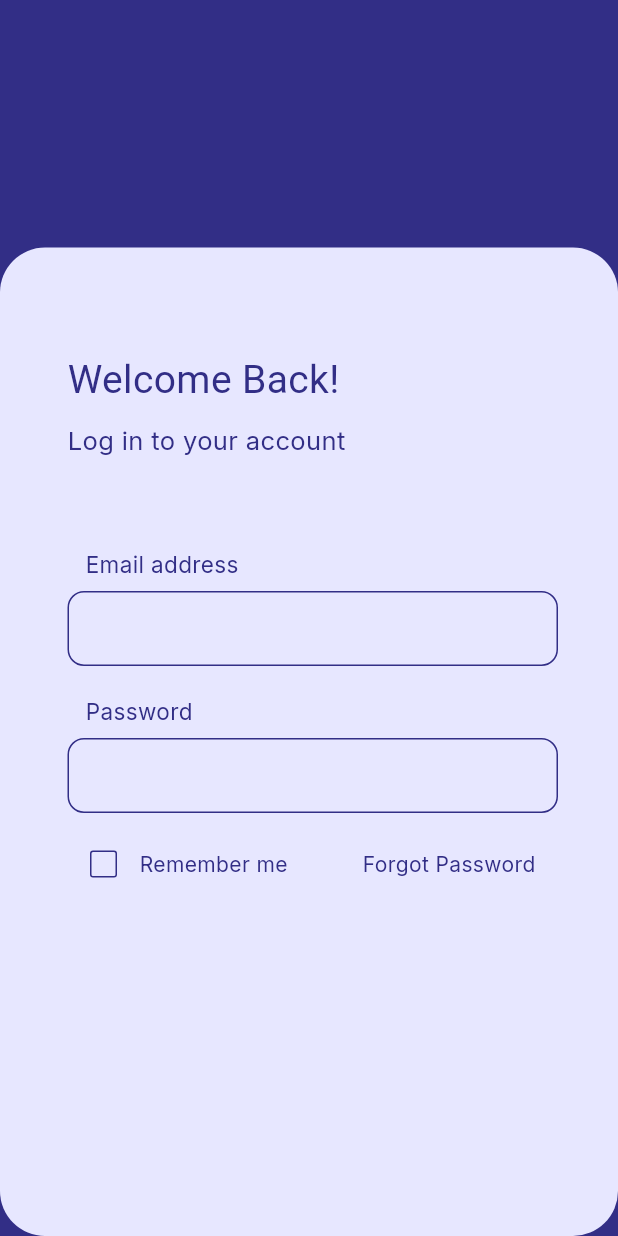
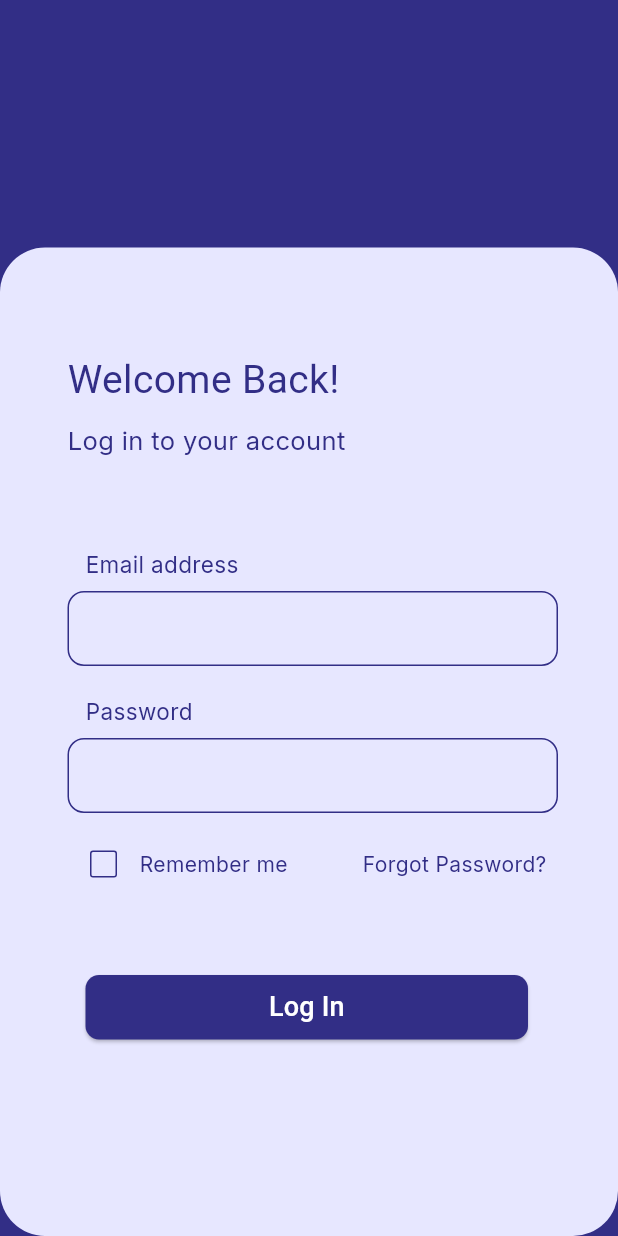
Before and after one commit to Dia505/SkillGrid, a Flutter app: the screen it shows after launch, on a phone screen of 412 x 824 dp. Run offline on Flutter 3.47's test engine with Material 3 defaults, Android fonts, the phone set to English and light mode, and no system bars; our stand-ins replace google_fonts; Roboto replaces fonts that are missing (Caprasimo).

Commit message:
common button + routing

```diff
--- a/skill_grid/lib/app.dart
+++ b/skill_grid/lib/app.dart
@@ -1,5 +1,6 @@
 import 'package:flutter/material.dart';
 import 'package:skill_grid/view/login_screen_view.dart';
+import 'package:skill_grid/view/onboard_screen_view.dart';
 // import 'package:skill_grid/view/splash_screen_view.dart';
 // import 'package:skill_grid/view/onboard_screen_view.dart';
 
--- a/skill_grid/lib/core/common/common_button.dart
+++ b/skill_grid/lib/core/common/common_button.dart
@@ -2,30 +2,35 @@ import 'package:flutter/material.dart';
 import 'package:google_fonts/google_fonts.dart';
 
 class CommonButton extends StatelessWidget {
-  const CommonButton({super.key});
+  const CommonButton({
+    super.key,
+    required this.buttonText,
+    required this.buttonColor,
+    required this.buttonTextColor,
+    required this.onPressed
+  });
+
+  final String buttonText;
+  final Color? buttonColor;
+  final Color? buttonTextColor;
+  final VoidCallback onPressed;
 
   @override
   Widget build(BuildContext context) {
-    return Scaffold(
-      body: SizedBox(
+    return SizedBox(
       width: 295,
       height: 43,
-
       child: ElevatedButton(
-          onPressed: (){},
-
+        onPressed: onPressed,
         style: ElevatedButton.styleFrom(
-            shape: RoundedRectangleBorder(
-              borderRadius: BorderRadius.circular(9)
-            )
+          shape:
+            RoundedRectangleBorder(borderRadius: BorderRadius.circular(9)),
+          backgroundColor: buttonColor,
         ),
 
         child: Text("Log In",
-            style:GoogleFonts.caprasimo(
-              color: const Color(0xFF322E86),
-              fontSize: 18
-          )),
-        ),
+          style: GoogleFonts.caprasimo(
+            color: buttonTextColor, fontSize: 18)),
       ),
     );
   }
--- a/skill_grid/lib/view/login_screen_view.dart
+++ b/skill_grid/lib/view/login_screen_view.dart
@@ -1,6 +1,8 @@
 import 'package:flutter/material.dart';
 import 'package:google_fonts/google_fonts.dart';
+import 'package:skill_grid/core/common/common_button.dart';
 import 'package:skill_grid/core/common/common_textfield.dart';
+import 'package:skill_grid/view/client_dashboard.dart';
 
 class LoginScreenView extends StatefulWidget {
   const LoginScreenView({super.key});
@@ -84,10 +86,24 @@ class _LoginScreenViewState extends State<LoginScreenView> {
 
                     const SizedBox(width: 50),
 
-                    Text('Forgot Password',
+                    Text('Forgot Password?',
                         style: GoogleFonts.inter(
                           color: const Color(0xFF322E86), fontSize: 14)),
                   ],
+                ),
+
+                const SizedBox(height: 50),
+
+                Padding(
+                  padding: EdgeInsets.only(left: 12.0),
+                  child: CommonButton(
+                    buttonText: "Log In",
+                    buttonColor: Color(0xFF322E86),
+                    buttonTextColor: Colors.white,
+                    onPressed: () {
+                      Navigator.push(context, MaterialPageRoute(builder: (context) => ClientDashboard()));
+                    },
+                  ),
                 )
               ],
             ),
```
Also changed, not shown: skill_grid/lib/core/common/common_textfield.dart (+5 -2 lines), skill_grid/lib/view/client_dashboard.dart (added, +12 -0 lines), skill_grid/lib/view/onboard_screen_view.dart (+9 -19 lines). Lines whose indentation alone changed are shown as unchanged.
